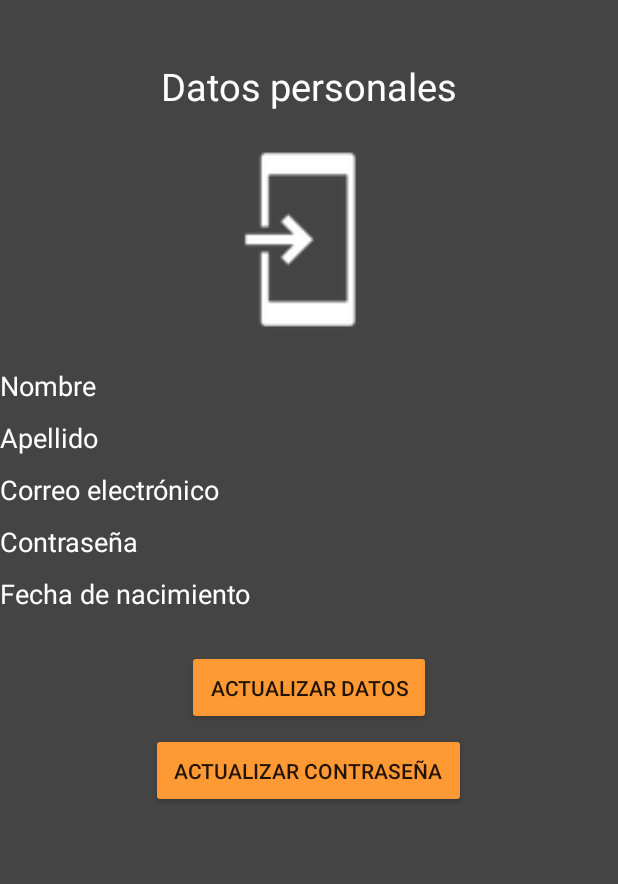
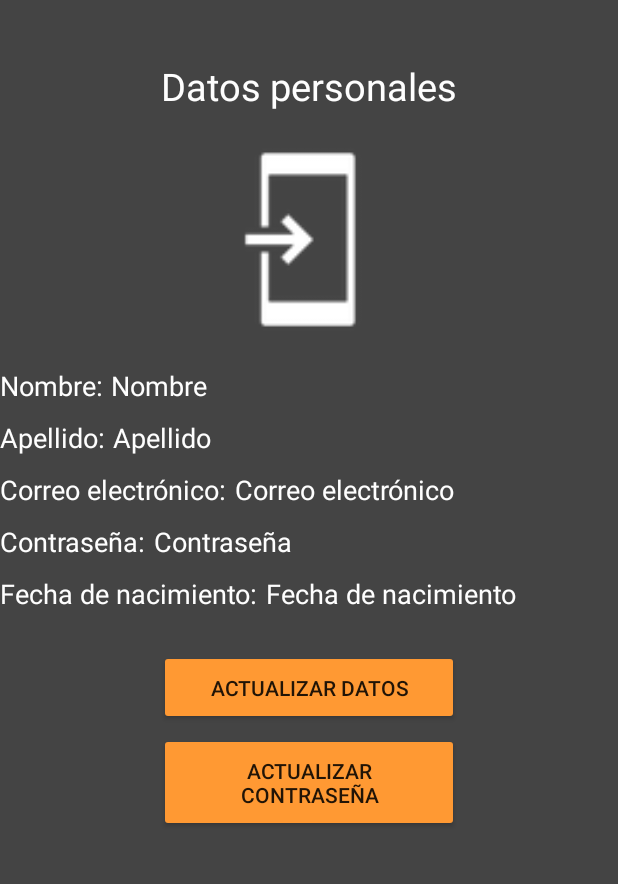
Before and after one commit to Alvarod99/AGame, an Android app: the profile screen opened directly, with no data from a screen before it, on a phone screen of 412 x 824 dp, the part 84-968 px from its top. Run offline under Robolectric (Android 15) with nearby library versions, the phone set to English and light mode, and no system bars; our stand-ins replace Firebase (no records; nobody signed in at launch, a user with empty details on screens opened directly); libraries missing offline, so code that uses them is left out: org.checkerframework.common.

Commit message:
02/05/2023

```diff
--- a/app/src/main/java/com/example/agame/LoginActivity.java
+++ b/app/src/main/java/com/example/agame/LoginActivity.java
@@ -44,7 +44,6 @@ public class LoginActivity extends AppCompatActivity {
                 else{
                     loginUser(emailUser,passUser);
                 }
-
             }
         });
 
@@ -56,7 +55,7 @@ public class LoginActivity extends AppCompatActivity {
                 if(task.isSuccessful()){
                     finish();
                     startActivity(new Intent(LoginActivity.this,MainActivity.class));
-                    Toast.makeText(LoginActivity.this,"Bienvenido",Toast.LENGTH_SHORT).show();
+                    Toast.makeText(LoginActivity.this,"Bienvenido "+emailUser,Toast.LENGTH_SHORT).show();
                     Intent j = new Intent(LoginActivity.this, MenuActivity.class);//estaba puesto MenuActivity.class
                     startActivity(j);
                 }
--- a/app/src/main/java/com/example/agame/profile.java
+++ b/app/src/main/java/com/example/agame/profile.java
@@ -9,17 +9,106 @@ import android.content.Intent;
 import android.os.Bundle;
 import android.view.Menu;
 import android.view.MenuItem;
+import android.view.View;
+import android.widget.Button;
+import android.widget.TextView;
+
+import com.google.firebase.auth.FirebaseAuth;
+import com.google.firebase.auth.FirebaseUser;
+import com.google.firebase.database.DataSnapshot;
+import com.google.firebase.database.DatabaseError;
+import com.google.firebase.database.DatabaseReference;
+import com.google.firebase.database.FirebaseDatabase;
+import com.google.firebase.database.ValueEventListener;
+
+import org.checkerframework.common.subtyping.qual.Bottom;
 
 public class profile extends AppCompatActivity {
+
+    TextView UnameTxt, Uname, UsurnameTXT, Usurname, UmailTXT, Umail, UpasswordTXT, Upassword, UdateTXT, Udate;
+    Button Actualizar, ActualizarPassword;
+
+    FirebaseAuth firebaseAuth;
+    FirebaseUser user;
+
+    DatabaseReference BASE_DE_DATOS;
 
     @Override
     protected void onCreate(Bundle savedInstanceState) {
         super.onCreate(savedInstanceState);
         setContentView(R.layout.activity_profile);
-        @SuppressLint({"MissingInflatedId", "LocalSuppress"}) Toolbar myToolbar = findViewById(R.id.toolbar);
+
+        Toolbar myToolbar = findViewById(R.id.toolbar);
         setSupportActionBar(myToolbar);
+
+        //Nombre
+        Uname = findViewById(R.id.Uname);
+        UnameTxt = findViewById(R.id.UnameTXT);
+
+        //Apellido
+        Usurname = findViewById(R.id.Usurname);
+        UsurnameTXT = findViewById(R.id.UsurnameTXT);
+
+       //Correo
+        Umail = findViewById(R.id.Umail);
+        UmailTXT = findViewById(R.id.UmailTXT);
+
+        //Contraseña
+        Upassword = findViewById(R.id.Upassword);
+        UpasswordTXT = findViewById(R.id.UpasswordTXT);
+
+        //Fecha de nacimiento
+        Udate = findViewById(R.id.Udate);
+        UdateTXT = findViewById(R.id.UdateTXT);
+
+        //Botones
+        Actualizar = findViewById(R.id.Actualizar);
+        ActualizarPassword = findViewById(R.id.ActualizarPassword);
+
+        firebaseAuth = FirebaseAuth.getInstance();
+        user = firebaseAuth.getCurrentUser();
+
+        BASE_DE_DATOS = FirebaseDatabase.getInstance().getReference("Usuarios_de_app");
+
+        BASE_DE_DATOS.child(user.getUid()).addValueEventListener(new ValueEventListener() {
+            @Override
+            public void onDataChange(@NonNull DataSnapshot snapshot) {
+                if(snapshot.exists()){
+
+                    //Para obtener los datos de Firebase. Estos se obtienen tal cual fueron registrados
+                    String Nombre = ""+snapshot.child("Nombre").getValue();
+                    String Apellido = ""+snapshot.child("Apellido").getValue();
+                    String Correo = ""+snapshot.child("Correo").getValue();
+                    String Contrasena = ""+snapshot.child("Contraseña").getValue();
+                    String Fecha = ""+snapshot.child("Fechas de nacimiento").getValue();
+
+                    Uname.setText(Nombre);
+                    Usurname.setText(Apellido);
+                    Umail.setText(Correo);
+                    Upassword.setText(Contrasena);
+                    Udate.setText(Fecha);
+
+                }
+
+            }
+
+            @Override
+            public void onCancelled(@NonNull DatabaseError error) {
+
+            }
+        });
+
+        ActualizarPassword.setOnClickListener(new View.OnClickListener() {
+            @Override
+            public void onClick(View view) {
+                startActivity(new Intent(profile.this,CambiarContrasena.class));
+            }
+        });
+
     }
 
+
+    //Método para acceder a otras actividades a través del meú
     @Override
     public boolean onOptionsItemSelected(@NonNull MenuItem opcion_menu) {
         if (opcion_menu.getItemId() == R.id.hoy) {
@@ -41,9 +130,23 @@ public class profile extends AppCompatActivity {
         return super.onOptionsItemSelected(opcion_menu);
     }
 
+    //Menú
     @Override public boolean onCreateOptionsMenu(Menu miMenu){
         getMenuInflater().inflate(R.menu.second_menu,miMenu);
 
         return true;
     }
+
+
+    //para volver a la activity anterior (no funciona todavía)
+    public boolean anterior(){
+        onBackPressed();
+
+        return super.onSupportNavigateUp();
+    }
+
+    public void CambiarContrasena(View view) {
+        Intent i = new Intent(profile.this,CambiarContrasena.class);
+        startActivity(i);
+    }
 }
--- a/app/src/main/res/layout/activity_profile.xml
+++ b/app/src/main/res/layout/activity_profile.xml
@@ -46,19 +46,70 @@
             android:layout_marginTop="10dp"
             android:src="@drawable/common_full_open_on_phone"/>
 
+
+        <!--Nombre-->
+        <androidx.appcompat.widget.LinearLayoutCompat
+            android:layout_width="match_parent"
+            android:layout_height="wrap_content"
+            android:orientation="horizontal">
+            <TextView
+                android:id="@+id/UnameTXT"
+                android:layout_width="wrap_content"
+                android:layout_height="wrap_content"
+                android:text="@string/nombre"
+                android:textSize="18sp"
+                android:textColor="#FEFEFE"
+                android:layout_marginTop="10dp"/>
             <TextView
                 android:id="@+id/Uname"
                 android:text="@string/Nombre"
                 android:textColor="#FEFEFE"
+                android:layout_width="wrap_content"
+                android:layout_height="wrap_content"
+                android:textSize="18sp"
+                android:layout_marginTop="10dp"
+                android:layout_marginStart="5dp"/>
+    </androidx.appcompat.widget.LinearLayoutCompat>
+
+
+        <!--Apellido-->
+        <androidx.appcompat.widget.LinearLayoutCompat
             android:layout_width="match_parent"
+            android:layout_height="wrap_content"
+            android:orientation="horizontal">
+
+            <TextView
+                android:id="@+id/UsurnameTXT"
+                android:text="@string/apellido"
+                android:textColor="#FEFEFE"
+                android:layout_width="wrap_content"
                 android:layout_height="wrap_content"
                 android:textSize="18sp"
                 android:layout_marginTop="10dp"/>
+
             <TextView
                 android:id="@+id/Usurname"
                 android:text="@string/Apellido"
                 android:textColor="#FEFEFE"
+                android:layout_width="wrap_content"
+                android:layout_height="wrap_content"
+                android:textSize="18sp"
+                android:layout_marginTop="10dp"
+                android:layout_marginStart="5dp"/>
+    </androidx.appcompat.widget.LinearLayoutCompat>
+
+
+        <!--Correo-->
+        <androidx.appcompat.widget.LinearLayoutCompat
             android:layout_width="match_parent"
+            android:layout_height="wrap_content"
+            android:orientation="horizontal">
+
+            <TextView
+                android:id="@+id/UmailTXT"
+                android:text="@string/correo_electr_nico"
+                android:textColor="#FEFEFE"
+                android:layout_width="wrap_content"
                 android:layout_height="wrap_content"
                 android:textSize="18sp"
                 android:layout_marginTop="10dp"/>
@@ -67,33 +118,70 @@
                 android:id="@+id/Umail"
                 android:text="@string/Correo"
                 android:textColor="#FEFEFE"
+                android:layout_width="wrap_content"
+                android:layout_height="wrap_content"
+                android:textSize="18sp"
+                android:layout_marginTop="10dp"
+                android:layout_marginStart="5dp"/>
+        </androidx.appcompat.widget.LinearLayoutCompat>
+
+
+        <!--Contraseña-->
+         <androidx.appcompat.widget.LinearLayoutCompat
         android:layout_width="match_parent"
+        android:layout_height="wrap_content"
+        android:orientation="horizontal">
+             <TextView
+                 android:id="@+id/UpasswordTXT"
+                 android:text="@string/contrase_a"
+                 android:textColor="#FEFEFE"
+                 android:layout_width="wrap_content"
                  android:layout_height="wrap_content"
                  android:textSize="18sp"
                  android:layout_marginTop="10dp"/>
-
         <TextView
             android:id="@+id/Upassword"
             android:text="@string/Contrasena"
             android:textColor="#FEFEFE"
+            android:layout_width="wrap_content"
+            android:layout_height="wrap_content"
+            android:textSize="18sp"
+            android:layout_marginTop="10dp"
+            android:layout_marginStart="5dp"/>
+
+    </androidx.appcompat.widget.LinearLayoutCompat>
+
+
+        <!--Edad-->
+        <androidx.appcompat.widget.LinearLayoutCompat
         android:layout_width="match_parent"
+        android:layout_height="wrap_content"
+        android:orientation="horizontal">
+
+        <TextView
+            android:id="@+id/UdateTXT"
+            android:text="@string/fecha_de_nacimientoo"
+            android:textColor="#FEFEFE"
+            android:layout_width="wrap_content"
             android:layout_height="wrap_content"
             android:textSize="18sp"
             android:layout_marginTop="10dp"/>
-
             <TextView
                 android:id="@+id/Udate"
                 android:text="@string/fecha_de_nacimiento"
                 android:textColor="#FEFEFE"
-            android:layout_width="match_parent"
+                android:layout_width="wrap_content"
                 android:layout_height="wrap_content"
                 android:textSize="18sp"
-            android:layout_marginTop="10dp"/>
+                android:layout_marginTop="10dp"
+                android:layout_marginStart="5dp"/>
+    </androidx.appcompat.widget.LinearLayoutCompat>
 
+        <!--Botón actualizar-->
         <Button
             android:id="@+id/Actualizar"
             android:text="@string/actualizar_datos"
-            android:layout_width="wrap_content"
+            android:layout_width="200dp"
             android:layout_height="wrap_content"
             android:layout_gravity="center"
             android:layout_marginTop="25dp"
@@ -101,18 +189,20 @@
             android:padding="15dp"
             android:backgroundTint="#FF9933"/>
 
+
+        <!--Botón actualizar contraseña-->
         <Button
             android:id="@+id/ActualizarPassword"
-            android:text="@string/actualizar_contrase_a"
-            android:layout_width="wrap_content"
+            android:layout_width="200dp"
             android:layout_height="wrap_content"
             android:layout_gravity="center"
+            android:layout_marginTop="5dp"
+            android:backgroundTint="#FF9933"
             android:drawablePadding="15dp"
+            android:onClick="CambiarContrasena"
             android:padding="15dp"
-            android:layout_marginTop="5dp"
-            android:backgroundTint="#FF9933"/>
+            android:text="@string/actualizar_contrase_a" />
+    </androidx.appcompat.widget.LinearLayoutCompat>
 
 
-    </androidx.appcompat.widget.LinearLayoutCompat>
-
 </ScrollView>
--- a/app/src/main/res/values/strings.xml
+++ b/app/src/main/res/values/strings.xml
@@ -29,6 +29,16 @@
     <string name="fecha_de_nacimiento">Fecha de nacimiento</string>
     <string name="actualizar_contrase_a">Actualizar contraseña</string>
     <string name="actualizar_datos">Actualizar datos</string>
+    <string name="nombre">Nombre: </string>
+    <string name="apellido">Apellido: </string>
+    <string name="correo_electr_nico">Correo electrónico: </string>
+    <string name="contrase_a">Contraseña: </string>
+    <string name="fecha_de_nacimientoo">Fecha de nacimiento: </string>
+    <string name="credenciales">Credenciales</string>
+    <string name="enviaremos_la_solicitud_al_siguiente_correo">Enviaremos la solicitud al siguiente correo:</string>
+    <string name="correo_actual">Correo actual: </string>
+    <string name="contrase_a_actual">Contraseña actual</string>
+    <string name="nueva_contrase_a">Nueva contraseña</string>
 
 
 </resources>
```
Also changed, not shown: app/build.gradle (+9 -5 lines), app/src/main/AndroidManifest.xml (+7 -3 lines), app/src/main/java/com/example/agame/CambiarContrasena.java (added, +193 -0 lines), app/src/main/java/com/example/agame/MainActivity.java (+5 -3 lines), app/src/main/java/com/example/agame/Registrarse.java (+60 -45 lines), app/src/main/res/layout/activity_cambiar_contrasena.xml (added, +113 -0 lines). Lines whose indentation alone changed are shown as unchanged.
